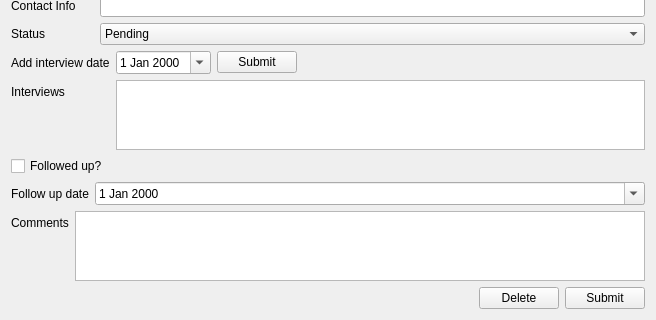
The window that JobAppTracker/QtGUI/ui/AppInfoScreen.ui (dwp1084/QtJobAppTracker) describes before a commit, drawn with Qt 5; both pictures show x 0 to 656 and y 252 to 572 of the 656 by 572 pixel window.
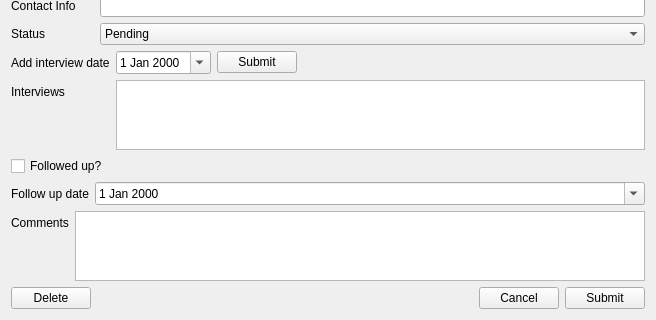
The same window after the commit.

```diff
--- a/JobAppTracker/QtGUI/ui/AppInfoScreen.ui
+++ b/JobAppTracker/QtGUI/ui/AppInfoScreen.ui
@@ -387,6 +387,13 @@
       <property name="bottomMargin">
        <number>0</number>
       </property>
+      <item>
+       <widget class="QPushButton" name="appDeleteButton">
+        <property name="text">
+         <string>Delete</string>
+        </property>
+       </widget>
+      </item>
       <item>
        <spacer name="horizontalSpacer">
         <property name="orientation">
@@ -401,9 +408,9 @@
        </spacer>
       </item>
       <item>
-       <widget class="QPushButton" name="appDeleteButton">
+       <widget class="QPushButton" name="appCancelButton">
         <property name="text">
-         <string>Delete</string>
+         <string>Cancel</string>
         </property>
        </widget>
       </item>
```
Left out of the diff: 3 changed lines with no effect on the pictures.
